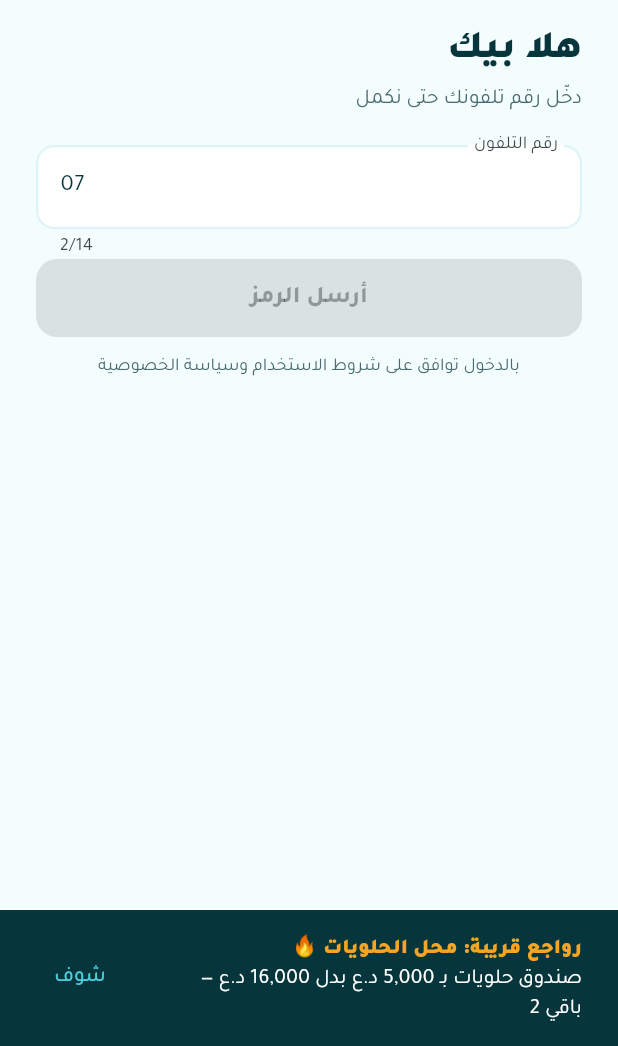
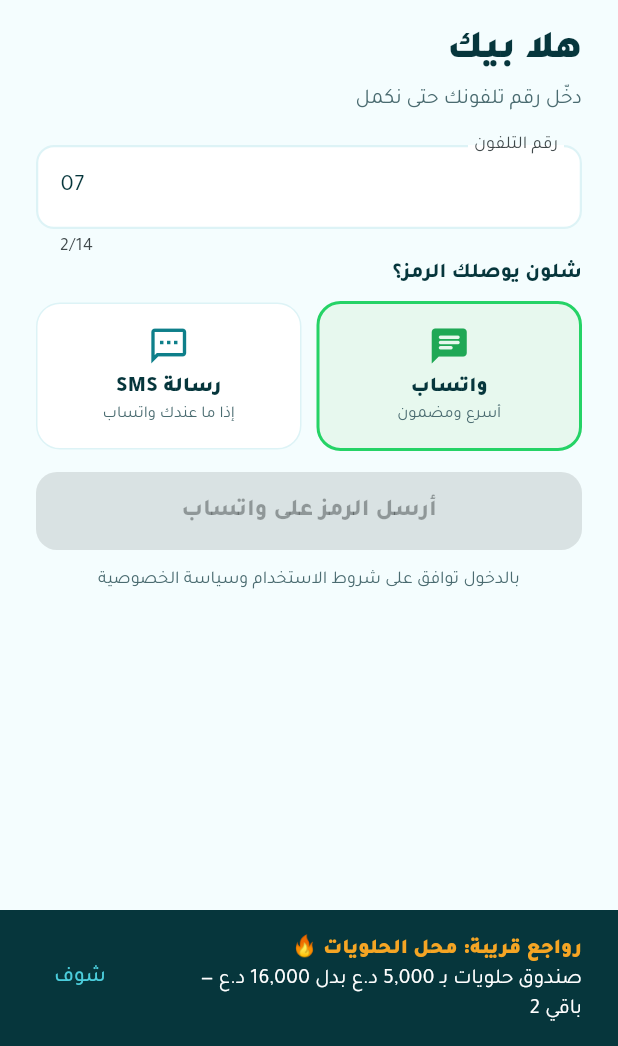
Before and after one commit to depoooooo/depo-app, a Flutter app: the LoginScreen screen opened directly, on a phone screen of 412 x 824 dp, the part 190-1236 px from its top. Run offline on Flutter 3.47's test engine with Material 3 defaults, Android fonts, the phone set to English and light mode, and no system bars; our stand-ins replace cloud_firestore, firebase_auth, firebase_core, flutter_local_notifications, image_picker, shared_preferences; accounts and stored records are empty; network calls fail.

Commit message:
رمز التحقق: الزبون يختار واتساب أو SMS، عدّاد إعادة الإرسال، و«ما وصل؟ دزّه على الطريقة الثانية»
Co-Authored-By: Claude Opus 5.5 <noreply@anthropic.com>
Claude-Session: https://claude.ai/code/session_01A4MVxUFzJ6qDfjC18rWVaP

```diff
--- /dev/null
+++ b/lib/data/otp.dart
@@ -0,0 +1,42 @@
+import 'dart:math';
+
+/// طريقة وصول رمز التحقق
+enum OtpChannel { whatsapp, sms }
+
+const otpChannelNames = {OtpChannel.whatsapp: 'واتساب', OtpChannel.sms: 'رسالة SMS'};
+
+/// إرسال رمز التحقق والتأكد منه.
+///
+/// هسه (المرحلة التجريبية): الرمز يطلع على الشاشة.
+/// بعد تفعيل Blaze:
+///  - واتساب: Cloud Function ترسل الرمز بقالب «Authentication» من WhatsApp Cloud API وتتأكد منه
+///    وترجّع custom token لـ Firebase Auth.
+///  - SMS: Firebase Phone Auth مباشرة (verifyPhoneNumber).
+/// الشاشة ما تتغير، بس هذا الملف.
+class Otp {
+  static const demo = true;
+  static final _rnd = Random.secure();
+  static String? _code;
+  static DateTime? _sentAt;
+  static const resendAfter = Duration(seconds: 60);
+
+  /// يرسل الرمز. يرجّع الرمز نفسه بالنسخة التجريبية بس (حتى ينعرض)، وإلا null.
+  static Future<String?> send(String phone, OtpChannel channel) async {
+    _code = List.generate(6, (_) => _rnd.nextInt(10)).join();
+    _sentAt = DateTime.now();
+    await Future<void>.delayed(const Duration(milliseconds: 400));
+    return demo ? _code : null;
+  }
+
+  static Duration get waitBeforeResend {
+    if (_sentAt == null) return Duration.zero;
+    final left = resendAfter - DateTime.now().difference(_sentAt!);
+    return left.isNegative ? Duration.zero : left;
+  }
+
+  static Future<bool> verify(String code) async {
+    final ok = _code != null && code.trim() == _code;
+    if (ok) _code = null; // الرمز يستخدم مرة وحدة
+    return ok;
+  }
+}
--- a/lib/screens/auth.dart
+++ b/lib/screens/auth.dart
@@ -1,6 +1,8 @@
 import 'package:flutter/material.dart';
 import '../data/app_state.dart';
+import 'dart:async';
 import '../data/models.dart';
+import '../data/otp.dart';
 import '../theme.dart';
 import '../widgets/common.dart';
 
@@ -34,6 +36,10 @@ class _LoginScreenState extends State<LoginScreen> {
   int pinAttempts = 0;
   _Step step = _Step.phone;
   String demoCode = '';
+  OtpChannel channel = OtpChannel.whatsapp;
+  bool sending = false;
+  Timer? _timer;
+  int resendLeft = 0;
   int attempts = 0;
 
   String get phoneNorm {
@@ -56,6 +62,7 @@ class _LoginScreenState extends State<LoginScreen> {
 
   @override
   void dispose() {
+    _timer?.cancel();
     phone.dispose();
     code.dispose();
     name.dispose();
@@ -64,16 +71,31 @@ class _LoginScreenState extends State<LoginScreen> {
     super.dispose();
   }
 
-  void _sendCode() {
+  Future<void> _sendCode([OtpChannel? via]) async {
+    if (via != null) channel = via;
+    if (Otp.waitBeforeResend > Duration.zero && step == _Step.code && via == null) return;
+    setState(() => sending = true);
+    final shown = await Otp.send(phoneNorm, channel);
+    if (!mounted) return;
+    code.clear();
     setState(() {
-      demoCode = (100000 + DateTime.now().millisecond * 777 % 899999).toString().substring(0, 6);
+      sending = false;
+      demoCode = shown ?? '';
       step = _Step.code;
       attempts = 0;
+      resendLeft = Otp.resendAfter.inSeconds;
+    });
+    _timer?.cancel();
+    _timer = Timer.periodic(const Duration(seconds: 1), (t) {
+      if (!mounted) return t.cancel();
+      setState(() => resendLeft = Otp.waitBeforeResend.inSeconds);
+      if (resendLeft <= 0) t.cancel();
     });
   }
 
-  void _verify() {
-    if (code.text.trim() != demoCode) {
+  Future<void> _verify() async {
+    if (!await Otp.verify(code.text)) {
+      if (!mounted) return;
       attempts++;
       if (attempts >= 5) {
         toast(context, 'محاولات كثيرة، أعد إرسال الرمز');
@@ -83,6 +105,7 @@ class _LoginScreenState extends State<LoginScreen> {
       }
       return;
     }
+    if (!mounted) return;
     if (app.isNewUser(phoneNorm)) {
       setState(() => step = _Step.name);
     } else {
@@ -188,17 +211,56 @@ class _LoginScreenState extends State<LoginScreen> {
               decoration: const InputDecoration(labelText: 'رقم التلفون', hintText: '07xx xxx xxxx'),
               onChanged: (_) => setState(() {}),
             ),
-            FilledButton(onPressed: phoneValid ? _sendCode : null, child: const Text('أرسل الرمز')),
+            const Text('شلون يوصلك الرمز؟', style: TextStyle(fontWeight: FontWeight.w800)),
+            const SizedBox(height: 8),
+            Row(children: [
+              for (final ch in OtpChannel.values) ...[
+                Expanded(
+                  child: InkWell(
+                    borderRadius: BorderRadius.circular(16),
+                    onTap: () => setState(() => channel = ch),
+                    child: AnimatedContainer(
+                      duration: const Duration(milliseconds: 180),
+                      padding: const EdgeInsets.symmetric(vertical: 14),
+                      decoration: BoxDecoration(
+                        color: channel == ch ? (ch == OtpChannel.whatsapp ? const Color(0xFFE7F8EE) : DepoColors.soft) : Colors.white,
+                        borderRadius: BorderRadius.circular(16),
+                        border: Border.all(
+                          color: channel == ch ? (ch == OtpChannel.whatsapp ? const Color(0xFF25D366) : DepoColors.dark) : DepoColors.line,
+                          width: channel == ch ? 2 : 1,
+                        ),
+                      ),
+                      child: Column(children: [
+                        Icon(ch == OtpChannel.whatsapp ? Icons.chat_rounded : Icons.sms_outlined,
+                            color: ch == OtpChannel.whatsapp ? const Color(0xFF1FA855) : DepoColors.dark, size: 28),
+                        const SizedBox(height: 4),
+                        Text(otpChannelNames[ch]!, style: const TextStyle(fontWeight: FontWeight.w900)),
+                        Text(ch == OtpChannel.whatsapp ? 'أسرع ومضمون' : 'إذا ما عندك واتساب',
+                            style: const TextStyle(fontSize: 11, color: DepoColors.muted)),
+                      ]),
+                    ),
+                  ),
+                ),
+                if (ch == OtpChannel.whatsapp) const SizedBox(width: 10),
+              ],
+            ]),
+            const SizedBox(height: 14),
+            FilledButton(
+              onPressed: phoneValid && !sending ? () => _sendCode() : null,
+              child: sending
+                  ? const SizedBox(width: 22, height: 22, child: CircularProgressIndicator(strokeWidth: 2.5, color: Colors.white))
+                  : Text('أرسل الرمز على ${otpChannelNames[channel]}'),
+            ),
           ],
           if (step == _Step.code) ...[
             const Text('دخّل الرمز', style: TextStyle(fontSize: 26, fontWeight: FontWeight.w900)),
             const SizedBox(height: 4),
-            Text('دزّينا رمز من 6 أرقام على $phoneNorm', style: const TextStyle(color: DepoColors.muted)),
+            Text('دزّينا رمز من 6 أرقام على ${otpChannelNames[channel]} للرقم $phoneNorm', style: const TextStyle(color: DepoColors.muted)),
             const SizedBox(height: 12),
             Container(
               padding: const EdgeInsets.all(10),
               decoration: BoxDecoration(color: const Color(0xFFFFF6E5), borderRadius: BorderRadius.circular(12)),
-              child: Text('نسخة تجريبية: الرمز هو $demoCode\n(بعد ربط Firebase يوصلك برسالة SMS)',
+              child: Text('نسخة تجريبية: الرمز هو $demoCode\n(بعد التفعيل يوصلك على ${otpChannelNames[channel]})',
                   style: const TextStyle(fontWeight: FontWeight.w700, height: 1.6)),
             ),
             const SizedBox(height: 12),
@@ -213,7 +275,18 @@ class _LoginScreenState extends State<LoginScreen> {
               onChanged: (_) => setState(() {}),
             ),
             FilledButton(onPressed: code.text.trim().length == 6 ? _verify : null, child: const Text('تأكيد')),
-            TextButton(onPressed: () => setState(() => step = _Step.phone), child: const Text('غيّر الرقم أو أعد الإرسال')),
+            const SizedBox(height: 6),
+            if (resendLeft > 0)
+              Center(child: Text('تكدر تعيد الإرسال بعد $resendLeft ثانية', style: const TextStyle(color: DepoColors.muted)))
+            else
+              Wrap(alignment: WrapAlignment.center, spacing: 4, children: [
+                TextButton(onPressed: () => _sendCode(channel), child: const Text('أعد الإرسال')),
+                TextButton(
+                  onPressed: () => _sendCode(channel == OtpChannel.whatsapp ? OtpChannel.sms : OtpChannel.whatsapp),
+                  child: Text('ما وصل؟ دزّه على ${otpChannelNames[channel == OtpChannel.whatsapp ? OtpChannel.sms : OtpChannel.whatsapp]}'),
+                ),
+              ]),
+            TextButton(onPressed: () => setState(() => step = _Step.phone), child: const Text('غيّر الرقم')),
           ],
           if (step == _Step.pin || step == _Step.newPin) ...[
             Text(step == _Step.pin ? 'الرمز السري' : 'سوّي رمز سري', style: const TextStyle(fontSize: 26, fontWeight: FontWeight.w900)),
```
